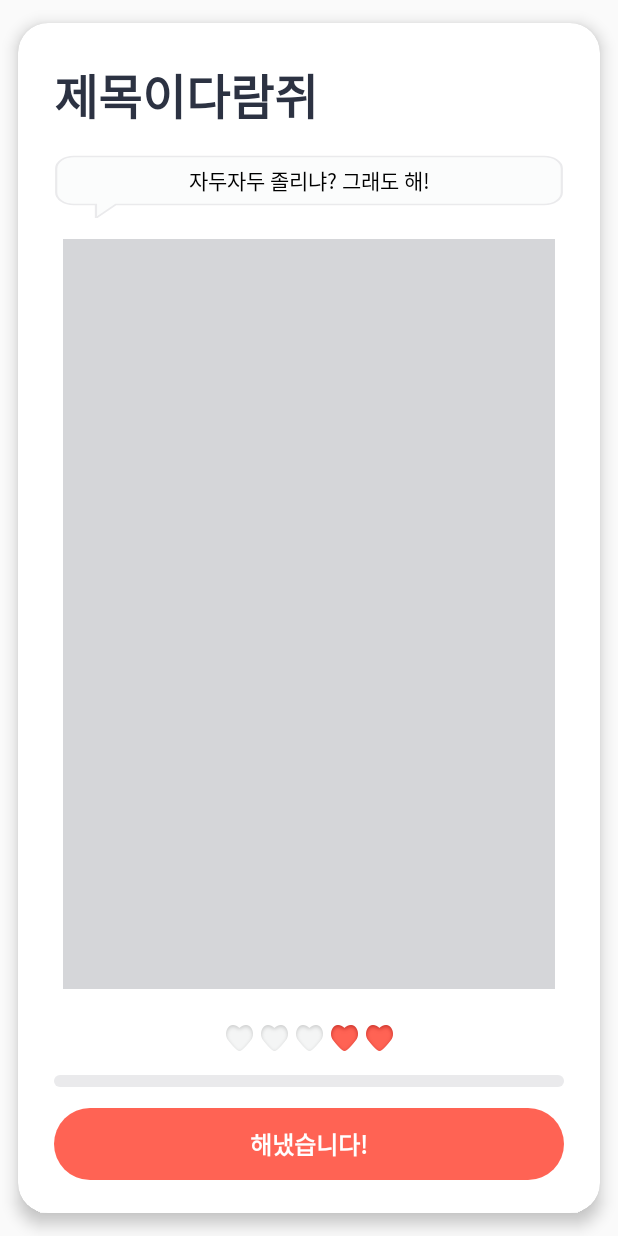
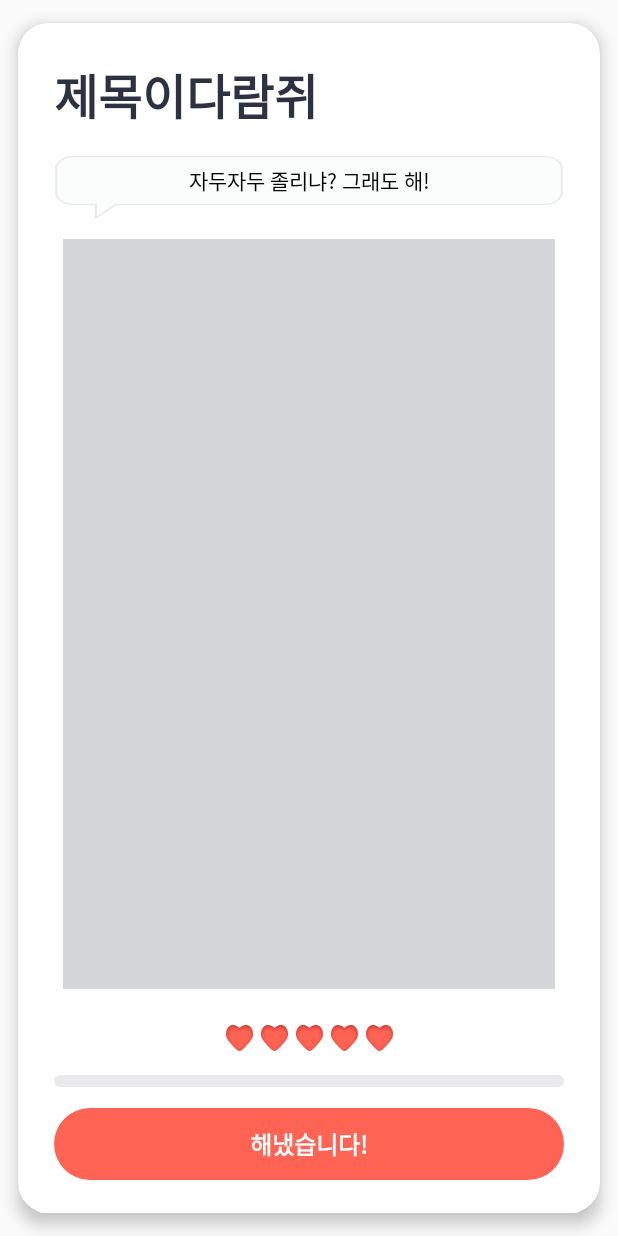
Before and after one commit to mash-up-kr/Four-Ten-Android, an Android app: the layout item_main_card.xml on its own in the app's theme, with its tools: preview values and no code run, on a phone screen of 412 x 824 dp. Run offline under Robolectric (Android 15) with nearby library versions, the phone set to English and light mode, and no system bars.

```diff
--- a/FourTen/app/src/main/java/com/mashup/fourten/ui/custom/JDHeartCountView.kt
+++ b/FourTen/app/src/main/java/com/mashup/fourten/ui/custom/JDHeartCountView.kt
@@ -6,22 +6,20 @@ import android.widget.FrameLayout
 import android.widget.ImageView
 import android.widget.LinearLayout
 import androidx.core.content.ContextCompat
+import androidx.databinding.BindingAdapter
 import com.mashup.fourten.R
+import kotlin.math.max
 
 class JDHeartCountView @JvmOverloads constructor(
     context: Context, attrs: AttributeSet? = null, defStyleAttr: Int = 0
 ) : FrameLayout(context, attrs, defStyleAttr) {
 
     private var maxHeartCnt: Int = DEFAULT_MAX_HEART
-    private var currentHeartCnt: Int = 0
+    private var currentHeartCnt: Int = DEFAULT_MAX_HEART
 
     init {
         attrs?.let {
-            val typedArray =
-                context.obtainStyledAttributes(it, R.styleable.JDHeartCounter, defStyleAttr, 0)
-            maxHeartCnt = typedArray.getInt(R.styleable.JDHeartCounter_maxHeart, maxHeartCnt)
-            currentHeartCnt =
-                typedArray.getInt(R.styleable.JDHeartCounter_fillHeart, currentHeartCnt)
+            val typedArray = context.obtainStyledAttributes(it, R.styleable.JDHeartCounter, defStyleAttr, 0)
             typedArray.recycle()
 
             layoutParams = LayoutParams(LayoutParams.WRAP_CONTENT, LayoutParams.WRAP_CONTENT)
@@ -57,10 +55,8 @@ class JDHeartCountView @JvmOverloads constructor(
         return ivHeart
     }
 
-    private fun getCurrentHeart() = currentHeartCnt
-    private fun setCurrentHeart(heartCnt: Int) {
-        currentHeartCnt = heartCnt
-    }
+    fun setMaxHeart(maxCnt: Int) { maxHeartCnt = maxCnt }
+    fun setCurrentHeart(heartCnt: Int) { currentHeartCnt = heartCnt }
 
     enum class HeartViewType { FILL, EMPTY }
     companion object {
@@ -68,3 +64,13 @@ class JDHeartCountView @JvmOverloads constructor(
     }
 
 }
+
+@BindingAdapter("maxHeart")
+fun JDHeartCountView.setMaxHeart(maxCnt: Int) {
+    setMaxHeart(maxCnt)
+}
+
+@BindingAdapter("fillHeart")
+fun JDHeartCountView.setFillHeart(fillCnt: Int) {
+    setCurrentHeart(fillCnt)
+}
--- a/FourTen/app/src/main/res/layout/item_main_card.xml
+++ b/FourTen/app/src/main/res/layout/item_main_card.xml
@@ -77,11 +77,11 @@
                 android:layout_height="wrap_content"
                 android:layout_marginTop="28dp"
                 android:layout_marginBottom="16dp"
-                app:fillHeart="2"
+                app:fillHeart="@{item.life}"
                 app:layout_constraintBottom_toTopOf="@+id/progressBarPercent"
                 app:layout_constraintEnd_toEndOf="parent"
                 app:layout_constraintStart_toStartOf="parent"
-                app:maxHeart="5" />
+                app:maxHeart="@{item.life}" />
 
             <com.mashup.fourten.ui.custom.JDPrimaryEnabledBtn
                 android:id="@+id/btnConfirm"
--- a/FourTen/app/src/main/res/values/attrs.xml
+++ b/FourTen/app/src/main/res/values/attrs.xml
@@ -1,8 +1,6 @@
 <?xml version="1.0" encoding="utf-8"?>
 <resources>
     <declare-styleable name="JDHeartCounter">
-        <attr name="maxHeart" format="integer" />
-        <attr name="fillHeart" format="integer" />
     </declare-styleable>
 
     <declare-styleable name="JDPrimaryEnabledBtn">
```
